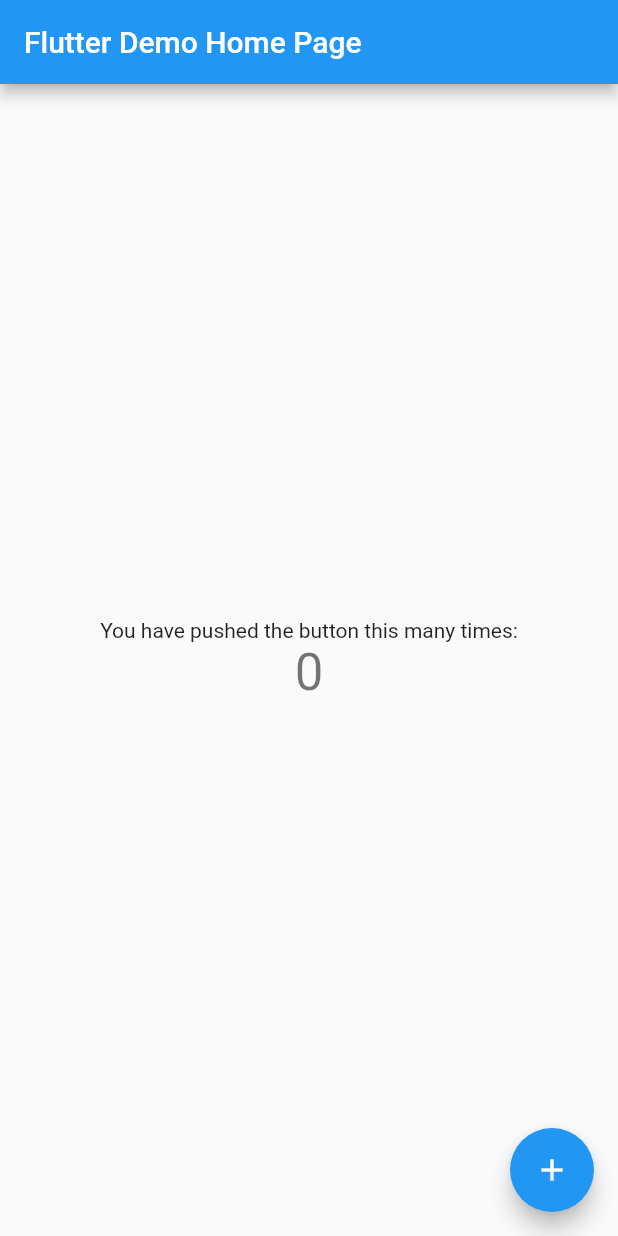
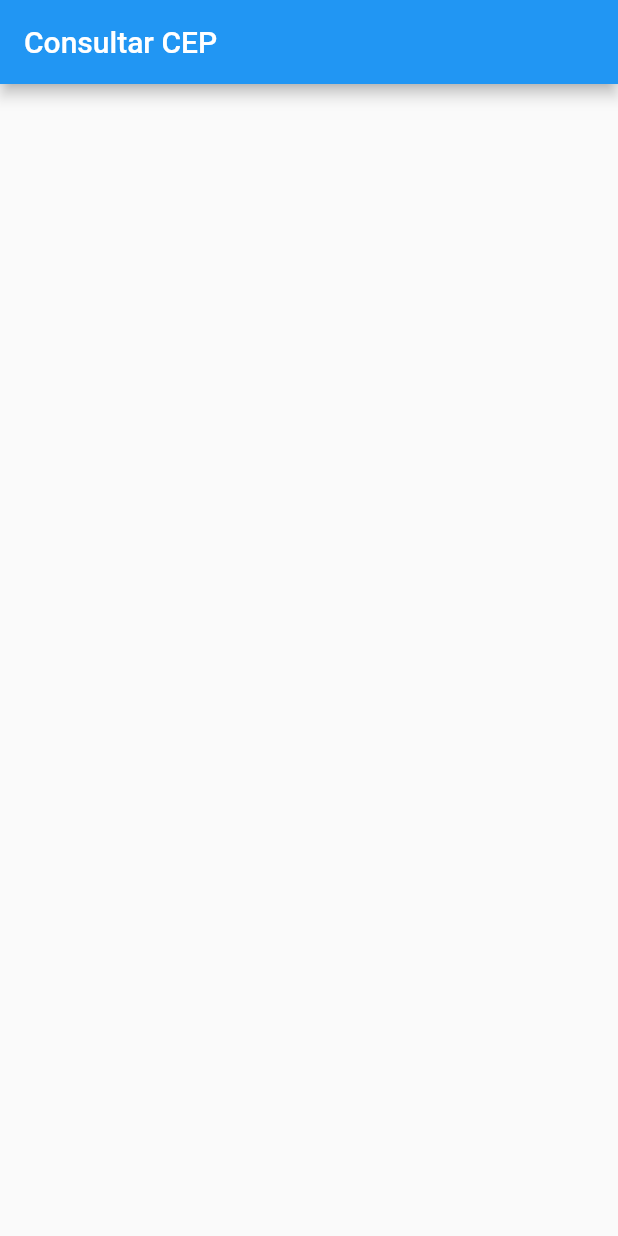
Before and after one commit to leandrocode/search_cep, a Flutter app: the screen it shows after launch, on a phone screen of 412 x 824 dp. Run offline on Flutter 3.47's test engine with Material 2 defaults, Android fonts, the phone set to English and light mode, and no system bars.

```diff
--- a/search_cep/lib/main.dart
+++ b/search_cep/lib/main.dart
@@ -1,111 +1,11 @@
 import 'package:flutter/material.dart';
+import 'package:search_cep/views/home_page.dart';
 
-void main() => runApp(MyApp());
 
-class MyApp extends StatelessWidget {
-  // This widget is the root of your application.
-  @override
-  Widget build(BuildContext context) {
-    return MaterialApp(
-      title: 'Flutter Demo',
-      theme: ThemeData(
-        // This is the theme of your application.
-        //
-        // Try running your application with "flutter run". You'll see the
-        // application has a blue toolbar. Then, without quitting the app, try
-        // changing the primarySwatch below to Colors.green and then invoke
-        // "hot reload" (press "r" in the console where you ran "flutter run",
-        // or simply save your changes to "hot reload" in a Flutter IDE).
-        // Notice that the counter didn't reset back to zero; the application
-        // is not restarted.
-        primarySwatch: Colors.blue,
-      ),
-      home: MyHomePage(title: 'Flutter Demo Home Page'),
-    );
-  }
+void main (){
+  runApp(
+    MaterialApp(
+      home: HomePage()
+    )
+  );
 }
-
-class MyHomePage extends StatefulWidget {
-  MyHomePage({Key key, this.title}) : super(key: key);
-
-  // This widget is the home page of your application. It is stateful, meaning
-  // that it has a State object (defined below) that contains fields that affect
-  // how it looks.
-
-  // This class is the configuration for the state. It holds the values (in this
-  // case the title) provided by the parent (in this case the App widget) and
-  // used by the build method of the State. Fields in a Widget subclass are
-  // always marked "final".
-
-  final String title;
-
-  @override
-  _MyHomePageState createState() => _MyHomePageState();
-}
-
-class _MyHomePageState extends State<MyHomePage> {
-  int _counter = 0;
-
-  void _incrementCounter() {
-    setState(() {
-      // This call to setState tells the Flutter framework that something has
-      // changed in this State, which causes it to rerun the build method below
-      // so that the display can reflect the updated values. If we changed
-      // _counter without calling setState(), then the build method would not be
-      // called again, and so nothing would appear to happen.
-      _counter++;
-    });
-  }
-
-  @override
-  Widget build(BuildContext context) {
-    // This method is rerun every time setState is called, for instance as done
-    // by the _incrementCounter method above.
-    //
-    // The Flutter framework has been optimized to make rerunning build methods
-    // fast, so that you can just rebuild anything that needs updating rather
-    // than having to individually change instances of widgets.
-    return Scaffold(
-      appBar: AppBar(
-        // Here we take the value from the MyHomePage object that was created by
-        // the App.build method, and use it to set our appbar title.
-        title: Text(widget.title),
-      ),
-      body: Center(
-        // Center is a layout widget. It takes a single child and positions it
-        // in the middle of the parent.
-        child: Column(
-          // Column is also a layout widget. It takes a list of children and
-          // arranges them vertically. By default, it sizes itself to fit its
-          // children horizontally, and tries to be as tall as its parent.
-          //
-          // Invoke "debug painting" (press "p" in the console, choose the
-          // "Toggle Debug Paint" action from the Flutter Inspector in Android
-          // Studio, or the "Toggle Debug Paint" command in Visual Studio Code)
-          // to see the wireframe for each widget.
-          //
-          // Column has various properties to control how it sizes itself and
-          // how it positions its children. Here we use mainAxisAlignment to
-          // center the children vertically; the main axis here is the vertical
-          // axis because Columns are vertical (the cross axis would be
-          // horizontal).
-          mainAxisAlignment: MainAxisAlignment.center,
-          children: <Widget>[
-            Text(
-              'You have pushed the button this many times:',
-            ),
-            Text(
-              '$_counter',
-              style: Theme.of(context).textTheme.display1,
-            ),
-          ],
-        ),
-      ),
-      floatingActionButton: FloatingActionButton(
-        onPressed: _incrementCounter,
-        tooltip: 'Increment',
-        child: Icon(Icons.add),
-      ), // This trailing comma makes auto-formatting nicer for build methods.
-    );
-  }
-}
--- /dev/null
+++ b/search_cep/lib/services/via_cep_service.dart
@@ -0,0 +1,14 @@
+import 'package:http/http.dart' as http;
+import 'package:search_cep/models/result_cep.dart';
+
+class ViaCepService {
+
+static Future<ResultCep> fetchCep({String cep}) async{
+    final response = await http.get('viacep.com.br/ws/$cep/json/');
+    if (response.statusCode == 200){
+      return ResultCep.fromJson(response.body);
+    } else {
+      throw Exception ('Requisição invalida!');
+    }
+  }
+}
--- /dev/null
+++ b/search_cep/lib/views/home_page.dart
@@ -0,0 +1,19 @@
+import 'package:flutter/material.dart';
+
+class HomePage extends StatefulWidget {
+  @override
+  _HomePageState createState() => _HomePageState();
+}
+
+class _HomePageState extends State<HomePage> {
+  @override
+  Widget build(BuildContext context) {
+    return Scaffold(
+      appBar: AppBar(
+        title: Text('Consultar CEP'),
+      ),
+      body: Container(),
+
+    );
+  }
+}
--- a/search_cep/pubspec.yaml
+++ b/search_cep/pubspec.yaml
@@ -23,6 +23,7 @@ dependencies:
   # The following adds the Cupertino Icons font to your application.
   # Use with the CupertinoIcons class for iOS style icons.
   cupertino_icons: ^0.1.2
+  http: ^0.12.0+2
 
 dev_dependencies:
   flutter_test:
```
Also changed, not shown: search_cep/lib/models/result_cep.dart (added, +53 -0 lines), search_cep/pubspec.lock, 6 other files.
